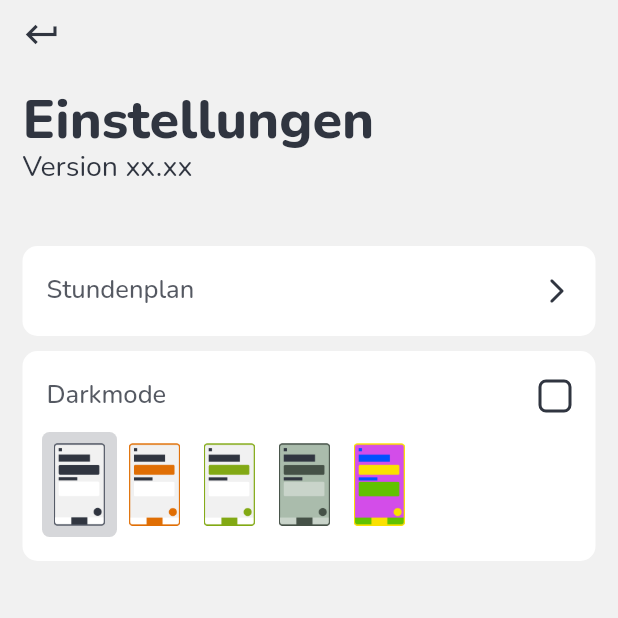
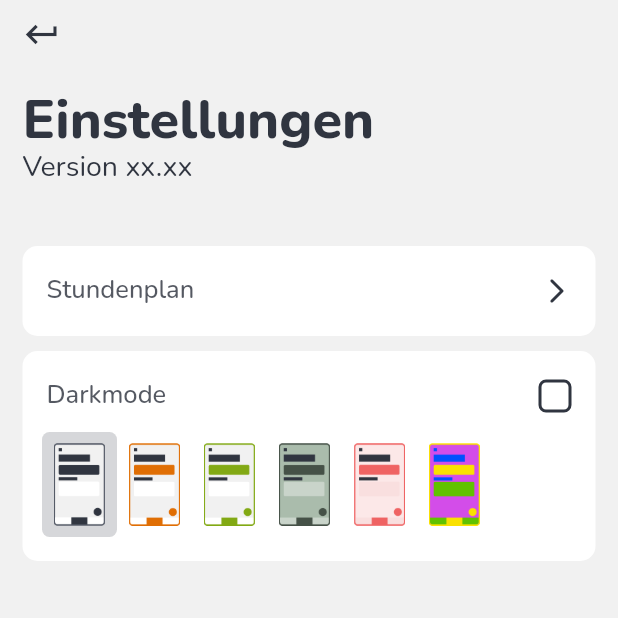
Before and after one commit to brainHausaufgaben/app, a Flutter app: the screen it shows after launch, after a tap on the "settings" icon, on a phone screen of 412 x 824 dp, the top half of it. Run offline on Flutter 3.47's test engine with Material 2 defaults, Android fonts, the phone set to English and light mode, and no system bars; our stand-ins replace drift, flutter_colorpicker, shared_preferences; missing offline and left inert: flutter_rounded_date_picker; accounts and stored records are empty; generated files the repository leaves out were written again.

Commit message:
rotes theme ;DDD

```diff
--- a/lib/Backend/theming.dart
+++ b/lib/Backend/theming.dart
@@ -29,6 +29,9 @@ class AppDesign with ChangeNotifier {
         break;
       case "militaryGreen":
         current = Designs.militaryGreen;
+        break;
+      case "pastellRed":
+        current = Designs.pastellRed;
         break;
       case "help":
         current = Designs.help;
@@ -80,12 +83,16 @@ class Designs {
     generateDesign(const Color(0xFFA3BDA6), const Color(0xFF445346), const Color(0xFF637265), const Color(0xFFFFFFFF), const Color(0xFF212229), true) :
     generateDesign(const Color(0xFF455147), const Color(0xFFAABCAC), const Color(0xFFC9D4CA), const Color(0xFF303540), const Color(0xFFFFFFFF), true);
 
+  static DesignPackage get pastellRed => AppDesign.darkMode ?
+  generateDesign(const Color(0xFFEF6363), const Color(0xFF4B2B2B), const Color(0xFF5F3A3A), const Color(0xFFFFFFFF), const Color(0xFFFFFFFF), true) :
+  generateDesign(const Color(0xFFEF6363), const Color(0xFFFCE8E8), const Color(0xFFF9DFDF), const Color(0xFF303540), const Color(0xFFFFFFFF), true);
+
   static DesignPackage get help => AppDesign.darkMode ?
     generateDesign(const Color(0xFFFF0000), const Color(0xFF000000), const Color(0xFF6B1919), const Color(0xFFFF0000), const Color(0xFF000000), true) :
     generateDesign(const Color(0xFFFAE100), const Color(0xFFD34DE9), const Color(0xFF61C200), const Color(0xFF0050FF), const Color(0xFFFFFFFF), true);
 
 
-  static List<String> themeList = ["monochrome", "orange", "poisonGreen", "militaryGreen", "help"];
+  static List<String> themeList = ["monochrome", "orange", "poisonGreen", "militaryGreen", "pastellRed", "help"];
 }
 
 class DesignPackage {
--- a/lib/Pages/settings.dart
+++ b/lib/Pages/settings.dart
@@ -12,7 +12,7 @@ class SettingsPage extends StatefulWidget {
 }
 
 class _SettingsPage extends State<SettingsPage> {
-  final List<bool> radioList = [false, false, false, false, false];
+  final List<bool> radioList = List.filled(Designs.themeList.length, false);
 
   @override
   void initState() {
@@ -73,7 +73,8 @@ class _SettingsPage extends State<SettingsPage> {
                       IconRadio(isSelected: radioList[1], path: "icons/orangeThemeIcon.png"),
                       IconRadio(isSelected: radioList[2], path: "icons/poisonGreenThemeIcon.png"),
                       IconRadio(isSelected: radioList[3], path: "icons/militaryGreenThemeIcon.png"),
-                      IconRadio(isSelected: radioList[4], path: "icons/helpThemeIcon.png")
+                      IconRadio(isSelected: radioList[4], path: "icons/pastellRedThemeIcon.png"),
+                      IconRadio(isSelected: radioList[5], path: "icons/helpThemeIcon.png")
                     ]
                   )
                 )
```
Also changed, not shown: icons/pastellRedThemeIcon.png (added).
